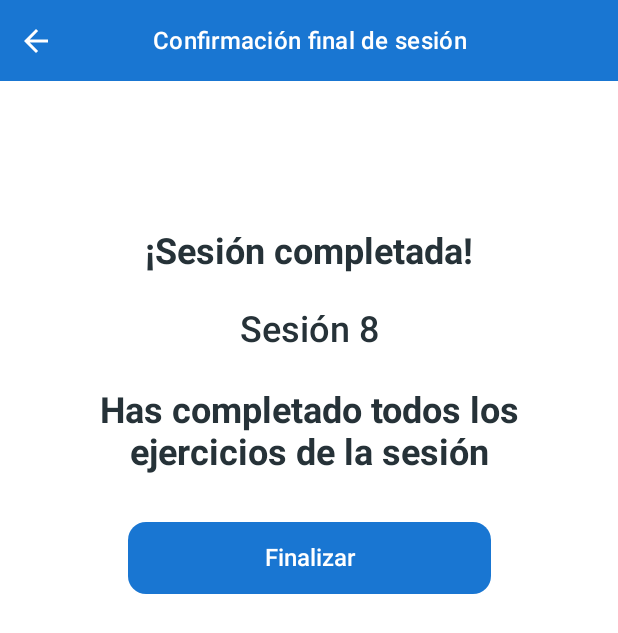
After one commit to yahirhernandez930-tech/RehabTrack, an Android app built with Jetpack Compose: the SessionCompletionScreen screen opened through its navigation route, on a phone screen of 412 x 824 dp. The commit adds this screen. Shown: the top 633 px of the screen. Run offline under Robolectric (Android 15) with nearby library versions, the phone set to English and light mode, and no system bars.

Commit message:
feat: completar flujo simulado de sesiones

```diff
--- a/app/src/main/java/com/rehabtrack/app/navigation/AppNavigation.kt
+++ b/app/src/main/java/com/rehabtrack/app/navigation/AppNavigation.kt
@@ -18,11 +18,26 @@ import com.rehabtrack.app.ui.screens.ExerciseExecutionScreen
 import com.rehabtrack.app.ui.screens.NextSessionScreen
 import com.rehabtrack.app.ui.screens.SessionConfirmationScreen
 import com.rehabtrack.app.ui.screens.ExerciseInfoScreen
+import com.rehabtrack.app.ui.screens.SessionCompletionScreen
+import androidx.compose.runtime.getValue
+import androidx.compose.runtime.mutableIntStateOf
+import androidx.compose.runtime.remember
+import androidx.compose.runtime.setValue
 
 @Composable
 fun AppNavigation() {
 
     val navController = rememberNavController()
+
+    var ejercicioActual by remember {
+        mutableIntStateOf(0)
+    }
+
+    val ejercicios = listOf(
+        "Sentadilla asistida",
+        "Extensión de rodilla",
+        "Elevación de pierna"
+    )
 
     NavHost(
         navController = navController,
@@ -66,7 +81,17 @@ fun AppNavigation() {
         }
 
         composable(Routes.NextSession.route) {
-            NextSessionScreen(navController)
+            NextSessionScreen(
+                navController = navController,
+                onStartSession = {
+                    ejercicioActual = 0
+                    navController.navigate(Routes.SessionConfirmation.route) {
+                        popUpTo(Routes.NextSession.route) {
+                            inclusive = false
+                        }
+                    }
+                }
+            )
         }
 
         composable(Routes.SessionConfirmation.route) {
@@ -74,7 +99,10 @@ fun AppNavigation() {
         }
 
         composable(Routes.ExerciseInfo.route) {
-            ExerciseInfoScreen(navController)
+            ExerciseInfoScreen(
+                navController = navController,
+                nombreEjercicio = ejercicios[ejercicioActual]
+            )
         }
 
         composable(Routes.Exercise.route) {
@@ -85,7 +113,25 @@ fun AppNavigation() {
             ExerciseConfirmationScreen(
                 navController = navController,
                 onContinue = {
-                    navController.navigate(Routes.ExerciseInfo.route)
+                    if (ejercicioActual < ejercicios.lastIndex) {
+                        ejercicioActual++
+
+                        navController.navigate(
+                            Routes.ExerciseInfo.route
+                        ) {
+                            popUpTo(Routes.ExerciseInfo.route) {
+                                inclusive = true
+                            }
+                        }
+                    } else {
+                        navController.navigate(
+                            Routes.SessionCompletion.route
+                        ) {
+                            popUpTo(Routes.NextSession.route) {
+                                inclusive = false
+                            }
+                        }
+                    }
                 },
                 onExit = {
                     navController.popBackStack(
@@ -95,5 +141,9 @@ fun AppNavigation() {
                 }
             )
         }
+
+        composable(Routes.SessionCompletion.route) {
+            SessionCompletionScreen(navController)
+        }
     }
 }
--- /dev/null
+++ b/app/src/main/java/com/rehabtrack/app/ui/screens/SessionCompletionScreen.kt
@@ -0,0 +1,147 @@
+package com.rehabtrack.app.ui.screens
+
+import androidx.compose.foundation.background
+import androidx.compose.foundation.layout.Column
+import androidx.compose.foundation.layout.Row
+import androidx.compose.foundation.layout.Spacer
+import androidx.compose.foundation.layout.WindowInsets
+import androidx.compose.foundation.layout.fillMaxSize
+import androidx.compose.foundation.layout.fillMaxWidth
+import androidx.compose.foundation.layout.height
+import androidx.compose.foundation.layout.padding
+import androidx.compose.foundation.layout.statusBars
+import androidx.compose.foundation.layout.width
+import androidx.compose.foundation.layout.windowInsetsPadding
+import androidx.compose.foundation.shape.RoundedCornerShape
+import androidx.compose.material.icons.Icons
+import androidx.compose.material.icons.automirrored.filled.ArrowBack
+import androidx.compose.material3.Button
+import androidx.compose.material3.ButtonDefaults
+import androidx.compose.material3.Icon
+import androidx.compose.material3.IconButton
+import androidx.compose.material3.MaterialTheme
+import androidx.compose.material3.Scaffold
+import androidx.compose.material3.Text
+import androidx.compose.runtime.Composable
+import androidx.compose.ui.Alignment
+import androidx.compose.ui.Modifier
+import androidx.compose.ui.text.font.FontWeight
+import androidx.compose.ui.text.style.TextAlign
+import androidx.compose.ui.unit.dp
+import androidx.navigation.NavController
+import com.rehabtrack.app.navigation.Routes
+
+@Composable
+fun SessionCompletionScreen(navController: NavController) {
+    val colors = MaterialTheme.colorScheme
+
+    Scaffold(
+        containerColor = colors.background,
+        contentWindowInsets = WindowInsets(0, 0, 0, 0)
+    ) { innerPadding ->
+        Column(
+            modifier = Modifier
+                .fillMaxSize()
+                .padding(innerPadding)
+                .background(colors.background)
+        ) {
+            // Encabezado
+            Row(
+                modifier = Modifier
+                    .fillMaxWidth()
+                    .background(colors.primary)
+                    .windowInsetsPadding(WindowInsets.statusBars)
+                    .height(54.dp),
+                verticalAlignment = Alignment.CenterVertically
+            ) {
+                IconButton(
+                    onClick = {
+                        navController.popBackStack(
+                            Routes.Home.route,
+                            inclusive = false
+                        )
+                    }
+                ) {
+                    Icon(
+                        imageVector = Icons.AutoMirrored.Filled.ArrowBack,
+                        contentDescription = "Regresar",
+                        tint = colors.onPrimary
+                    )
+                }
+
+                Text(
+                    text = "Confirmación final de sesión",
+                    modifier = Modifier.weight(1f),
+                    style = MaterialTheme.typography.titleMedium,
+                    color = colors.onPrimary,
+                    fontWeight = FontWeight.SemiBold,
+                    textAlign = TextAlign.Center,
+                    maxLines = 1
+                )
+
+                Spacer(modifier = Modifier.width(48.dp))
+            }
+
+            // Contenido
+            Column(
+                modifier = Modifier
+                    .fillMaxSize()
+                    .padding(horizontal = 28.dp),
+                horizontalAlignment = Alignment.CenterHorizontally
+            ) {
+                Spacer(modifier = Modifier.height(100.dp))
+
+                Text(
+                    text = "¡Sesión completada!",
+                    style = MaterialTheme.typography.headlineSmall,
+                    color = colors.onBackground,
+                    fontWeight = FontWeight.Bold,
+                    textAlign = TextAlign.Center
+                )
+
+                Spacer(modifier = Modifier.height(24.dp))
+
+                Text(
+                    text = "Sesión 8",
+                    style = MaterialTheme.typography.headlineSmall,
+                    color = colors.onBackground,
+                    textAlign = TextAlign.Center
+                )
+
+                Spacer(modifier = Modifier.height(26.dp))
+
+                Text(
+                    text = "Has completado todos los ejercicios de la sesión",
+                    modifier = Modifier.fillMaxWidth(),
+                    style = MaterialTheme.typography.headlineSmall,
+                    color = colors.onBackground,
+                    fontWeight = FontWeight.Bold,
+                    textAlign = TextAlign.Center
+                )
+
+                Spacer(modifier = Modifier.height(32.dp))
+
+                Button(
+                    onClick = {
+                        navController.popBackStack(
+                            com.rehabtrack.app.navigation.Routes.Home.route,
+                            inclusive = false
+                        )
+                    },
+                    modifier = Modifier
+                        .fillMaxWidth(0.68f)
+                        .height(48.dp),
+                    shape = RoundedCornerShape(12.dp),
+                    colors = ButtonDefaults.buttonColors(
+                        containerColor = colors.primary
+                    )
+                ) {
+                    Text(
+                        text = "Finalizar",
+                        fontWeight = FontWeight.Medium
+                    )
+                }
+            }
+        }
+    }
+}
```
Also changed, not shown: app/src/main/java/com/rehabtrack/app/ui/screens/ExerciseConfirmationScreen.kt (+8 -3 lines), app/src/main/java/com/rehabtrack/app/ui/screens/ExerciseInfoScreen.kt (+5 -2 lines), app/src/main/java/com/rehabtrack/app/ui/screens/NextSessionScreen.kt (+5 -4 lines).
